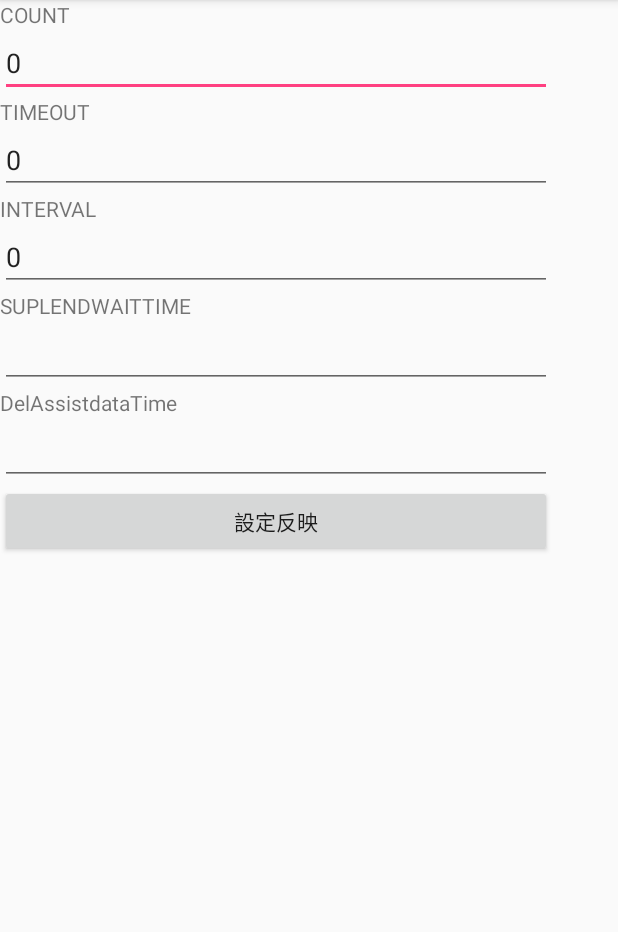
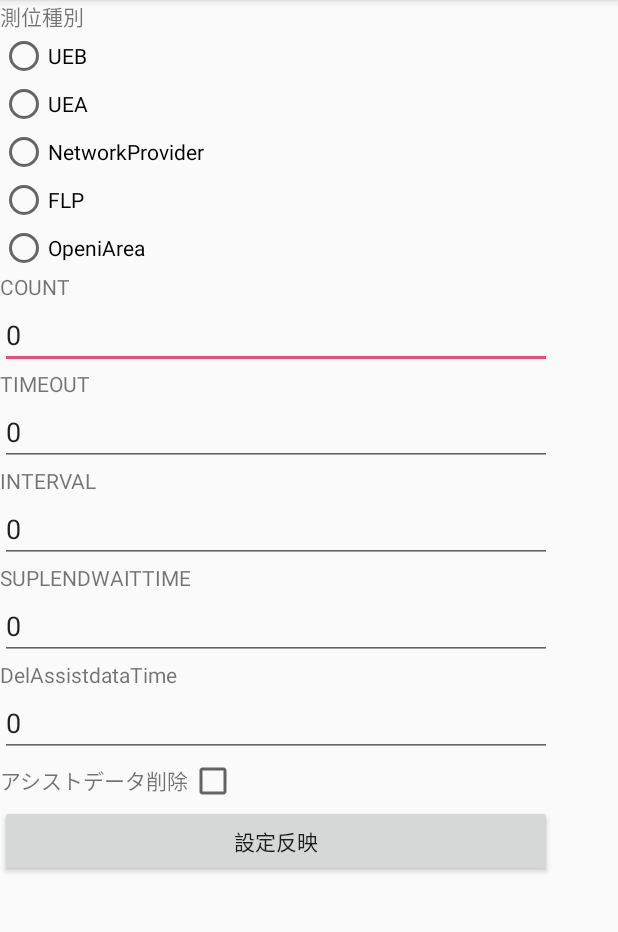
Before and after one commit to t-ooshio/MyLocation0615, an Android app: the SettingActivity screen opened directly, with no data from a screen before it, on a phone screen of 412 x 824 dp, the part 84-1016 px from its top. Run offline under Robolectric (Android 15) with nearby library versions, the phone set to English and light mode, and no system bars.

Commit message:
UEB測位の部分は大体出来上がり  設定の反映をした測位ができた  設定の保存、ログの保存はこれから

```diff
--- a/src/main/java/jp/sio/testapp/mylocation/Presenter/SettingPresenter.java
+++ b/src/main/java/jp/sio/testapp/mylocation/Presenter/SettingPresenter.java
@@ -1,4 +1,6 @@
 package jp.sio.testapp.mylocation.Presenter;
+
+import android.app.Activity;
 
 import jp.sio.testapp.mylocation.Activity.SettingActivity;
 import jp.sio.testapp.mylocation.Usecase.SettingUsecase;
@@ -10,14 +12,20 @@ import jp.sio.testapp.mylocation.Usecase.SettingUsecase;
 
 public class SettingPresenter {
     SettingActivity activity;
-    SettingUsecase usecase;
+    SettingUsecase settingusecase;
 
     public SettingPresenter(SettingActivity activity){
         this.activity = activity;
-        usecase = new SettingUsecase(this.activity.getApplicationContext());
+        settingusecase = new SettingUsecase(activity);
     }
-
-    public void setSetting(){
-
+    public void commitSetting(){
+        //TODO :SettingActivityから値取得する処理書く settingusecase.setLocationType(activity.getLocationType());
+        settingusecase.setCount(activity.getCount());
+        settingusecase.setInterval(activity.getInterval());
+        settingusecase.setTimeout(activity.getTimeout());
+        //TODO :SettingActivityから値取得する処理書くsettingusecase.setIsCold(activity.getIsCold);
+        settingusecase.setDelAssistDataTime(activity.getDelAssistDataTime());
+        settingusecase.setSuplEndWaitTIme(activity.getSuplEndWaitTime());
+        settingusecase.commitSetting();
     }
 }
--- a/src/main/java/jp/sio/testapp/mylocation/Repository/SettingPref.java
+++ b/src/main/java/jp/sio/testapp/mylocation/Repository/SettingPref.java
@@ -3,7 +3,10 @@ package jp.sio.testapp.mylocation.Repository;
 import android.content.Context;
 import android.content.SharedPreferences;
 
+import jp.sio.testapp.mylocation.L;
 import jp.sio.testapp.mylocation.R;
+
+import static android.content.Context.*;
 
 /**
  * Created by NTT docomo on 2017/05/23.
@@ -23,18 +26,16 @@ public class SettingPref {
     private final int defDelAssistDataTime = 3;
     private final String defLocationType = "LocationUeb";
     //SharedPreference名
-    private String PREFNAME;
+    private String PREFNAME = "MyLocationSetting";
 
     /**
-     * SettingActivityのContextを取得する
-     * @param context
+     * SettingをShearedPreferencesに保存・読み込みを行う
      */
     public SettingPref(Context context){
         this.context = context;
     }
     public void createPref(){
-        PREFNAME = context.getString(R.string.settingPrefName);
-        settingPref = context.getSharedPreferences(PREFNAME,Context.MODE_PRIVATE);
+        settingPref = context.getSharedPreferences(PREFNAME, MODE_PRIVATE);
         editor = settingPref.edit();
     }
 
@@ -63,7 +64,7 @@ public class SettingPref {
         commitSetting();
     }
     public void setDelAssistDataTime(int delAssistDataTime){
-        editor.putInt(context.getString(R.string.settinDelAssistdataTime),delAssistDataTime);
+        editor.putInt(context.getString(R.string.settingDelAssistdataTime),delAssistDataTime);
         commitSetting();
     }
     public String getLocationType(){
@@ -88,7 +89,7 @@ public class SettingPref {
         return settingPref.getInt(context.getString(R.string.settingDelAssistdataTime),defDelAssistDataTime);
     }
 
-    public void loadDefaultSetting(){
+    public void setDefaultSetting(){
         setLocationType(defLocationType);
         setCount(defCount);
         setInterval(defInterval);
@@ -96,10 +97,12 @@ public class SettingPref {
         setIsCold(defIsCold);
         setSuplEndWaitTime(defSuplEndWaitTime);
         setDelAssistDataTime(defDelAssistDataTime);
+        commitSetting();
     }
 
     public void commitSetting(){
         editor.apply();
         editor.commit();
+        L.d("commitSetting");
     }
 }
--- a/src/main/java/jp/sio/testapp/mylocation/Service/UebService.java
+++ b/src/main/java/jp/sio/testapp/mylocation/Service/UebService.java
@@ -110,7 +110,7 @@ public class UebService extends Service implements LocationListener {
         settingInterval = intent.getLongExtra(getBaseContext().getString(R.string.settingInterval), 0) * 1000;
         settingIsCold = intent.getBooleanExtra(getBaseContext().getString(R.string.settingIsCold), true);
         settingSuplEndWaitTime = intent.getIntExtra(getResources().getString(R.string.settingSuplEndWaitTime), 0) * 1000;
-        settingDelAssistdatatime = intent.getIntExtra(getResources().getString(R.string.settinDelAssistdataTime), 0) * 1000;
+        settingDelAssistdatatime = intent.getIntExtra(getResources().getString(R.string.settingDelAssistdataTime), 0) * 1000;
         runningCount = 0;
 
         //ログファイルの生成
--- a/src/main/res/layout/activity_setting.xml
+++ b/src/main/res/layout/activity_setting.xml
@@ -8,20 +8,60 @@
 
     <ScrollView
         android:layout_width="368dp"
-        android:layout_height="495dp"
-        tools:layout_editor_absoluteY="8dp"
-        tools:layout_editor_absoluteX="8dp">
+        android:layout_height="wrap_content"
+        tools:layout_editor_absoluteX="8dp"
+        tools:layout_editor_absoluteY="0dp"
+        tools:ignore="MissingConstraints">
 
         <LinearLayout
             android:layout_width="match_parent"
             android:layout_height="wrap_content"
-            android:orientation="vertical" >
-
+            android:orientation="vertical">
             <TextView
-                android:id="@+id/TextViewCount"
+                android:id="@+id/textViewLocationList"
+                android:text="@string/locationList"
+                android:layout_width="match_parent"
+                android:layout_height="wrap_content" />
+            <RadioGroup
+                android:id="@+id/radiogroupPositioningType"
                 android:layout_width="match_parent"
                 android:layout_height="wrap_content"
-                android:text="@string/settingCount" />
+                app:layout_constraintTop_toBottomOf="@+id/textViewLocationList"
+                >
+                <RadioButton
+                    android:id="@+id/rbUeb"
+                    android:text="@string/locationUeb"
+                    android:layout_width="match_parent"
+                    android:layout_height="wrap_content" />
+                <RadioButton
+                    android:id="@+id/rbUea"
+                    android:text="@string/locationUea"
+                    android:layout_width="match_parent"
+                    android:layout_height="wrap_content" />
+                <RadioButton
+                    android:id="@+id/rbNw"
+                    android:text="@string/locationNw"
+                    android:layout_width="match_parent"
+                    android:layout_height="wrap_content" />
+                <RadioButton
+                    android:id="@+id/rbFlp"
+                    android:text="@string/locationFlp"
+                    android:layout_width="match_parent"
+                    android:layout_height="wrap_content" />
+                <RadioButton
+                    android:id="@+id/rbiArea"
+                    android:text="@string/locationiArea"
+                    android:layout_width="match_parent"
+                    android:layout_height="wrap_content" />
+
+            </RadioGroup>
+            <TextView
+                android:id="@+id/textView"
+                android:layout_width="match_parent"
+                android:layout_height="wrap_content"
+                android:text="@string/settingCount"
+                app:layout_constraintTop_toBottomOf="@+id/radiogroupPositioningType"
+                />
 
             <EditText
                 android:id="@+id/editTextCount"
@@ -32,12 +72,11 @@
                 app:layout_constraintTop_toBottomOf="@+id/TextViewCount" />
 
             <TextView
-                android:id="@+id/TextViewTimeout"
+                android:id="@+id/textView2"
                 android:layout_width="match_parent"
                 android:layout_height="wrap_content"
                 android:text="@string/settingTimeout"
                 app:layout_constraintTop_toBottomOf="@+id/editTextCount" />
-
 
             <EditText
                 android:id="@+id/editTextTimeout"
@@ -48,12 +87,11 @@
                 app:layout_constraintTop_toBottomOf="@+id/TextViewTimeout" />
 
             <TextView
-                android:id="@+id/TextViewInterval"
+                android:id="@+id/textView3"
                 android:layout_width="match_parent"
                 android:layout_height="wrap_content"
                 android:text="@string/settingInterval"
                 app:layout_constraintTop_toBottomOf="@+id/editTextTimeout" />
-
 
             <EditText
                 android:id="@+id/editTextInterval"
@@ -62,39 +100,57 @@
                 android:inputType="number|numberSigned|numberDecimal"
                 android:text="0"
                 app:layout_constraintTop_toBottomOf="@+id/TextViewInterval" />
+
             <TextView
-                android:id="@+id/TextViewSuplEndWaitTime"
+                android:id="@+id/textView4"
                 android:layout_width="match_parent"
                 android:layout_height="wrap_content"
                 android:text="@string/settingSuplEndWaitTime"
                 app:layout_constraintTop_toBottomOf="@+id/editTextInterval" />
+
             <EditText
                 android:id="@+id/editTextSuplEndWaitTime"
                 android:layout_width="match_parent"
                 android:layout_height="wrap_content"
+                android:inputType="number|numberSigned|numberDecimal"
+                android:text="0"
                 app:layout_constraintTop_toBottomOf="@+id/TextViewSuplEndWaitTime" />
-                />
+
             <TextView
-                android:id="@+id/TextViewDelAssistDataTime"
+                android:id="@+id/textView5"
                 android:layout_width="match_parent"
                 android:layout_height="wrap_content"
                 android:text="@string/settingDelAssistdataTime"
-                app:layout_constrainTop_toBottomOf="@+id/editTextSUplEndWaitTime"/>
+                app:layout_constraintTop_toBottomOf="@+id/editTextSuplEndWaitTime" />
+
             <EditText
                 android:id="@+id/editTextDelAssistDataTime"
                 android:layout_width="match_parent"
                 android:layout_height="wrap_content"
-                app:layout_constrainTop_toBottomOf="@+id/TextViewDelAssistDataTime"/>
+                android:inputType="number|numberSigned|numberDecimal"
+                android:text="0"
+                app:layout_constraintTop_toBottomOf="@+id/TextViewDelAssistDataTime" />
 
+            <LinearLayout
+                android:layout_width="match_parent"
+                android:layout_height="match_parent"
+                android:orientation="horizontal">
+                <TextView
+                    android:id="@+id/textViewDelAssistData"
+                    android:layout_width="wrap_content"
+                    android:layout_height="wrap_content"
+                    android:text="@string/settingActIsCold" />
+                <CheckBox
+                    android:id="@+id/checkboxIsCold"
+                    android:layout_width="wrap_content"
+                    android:layout_height="wrap_content" />
+            </LinearLayout>
             <Button
-                android:id="@+id/ButtunSet"
+                android:id="@+id/buttonSetting"
                 android:layout_width="match_parent"
                 android:layout_height="wrap_content"
-                android:text="設定反映"
-                app:layout_constraintTop_toBottomOf="@+id/EditTextInterval" />
-
+                android:text="設定反映" />
         </LinearLayout>
     </ScrollView>
 
-
 </android.support.constraint.ConstraintLayout>
--- a/src/main/res/values/strings.xml
+++ b/src/main/res/values/strings.xml
@@ -5,6 +5,9 @@
     <string name="locationStart">測位開始</string>
     <string name="locationStop">測位停止</string>
     <string name="locationSetting">設定</string>
+
+    <!--- SettingActivity用-->
+    <string name="settingActIsCold">アシストデータ削除</string>
 
     <!---Setting用の項目 -->
     <string name="settingPrefName">MyLocationSetting</string>
@@ -17,11 +20,12 @@
     <string name="settingDelAssistdataTime">DelAssistdataTime</string>
 
     <!---測位種別用の文字列定数 -->
-    <string name="locationUeb">LocationUeb</string>
-    <string name="locationUea">LocationUea</string>
-    <string name="locationNw">LocationNw</string>
-    <string name="locationFlp">LocationFlp</string>
-    <string name="locationiArea">LocationiArea</string>
+    <string name="locationList">測位種別</string>
+    <string name="locationUeb">UEB</string>
+    <string name="locationUea">UEA</string>
+    <string name="locationNw">NetworkProvider</string>
+    <string name="locationFlp">FLP</string>
+    <string name="locationiArea">OpeniArea</string>
 
     <!---測位結果をIntentで通知する場合の判別用のタグ-->
     <string name="TagisFix">isFix</string>
```
Also changed, not shown: src/main/java/jp/sio/testapp/mylocation/Activity/SettingActivity.java (+82 -1 lines), src/main/java/jp/sio/testapp/mylocation/Presenter/MyLocationPresenter.java (+10 -9 lines), src/main/java/jp/sio/testapp/mylocation/Usecase/SettingUsecase.java (+46 -11 lines).
